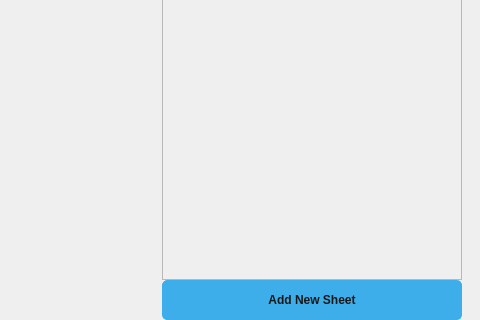
TheCodingJsoftware/Invigo, file ui/sheets_in_inventory_tab.ui: the form before one commit; both pictures show x 577 to 1057 and y 347 to 667 of the 1057 by 667 pixel window.
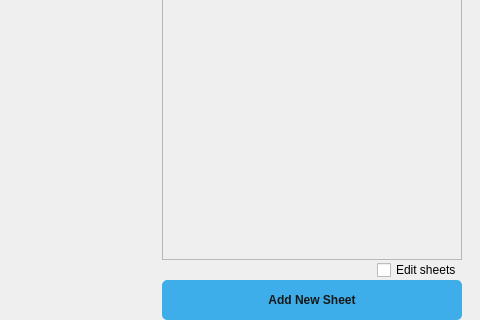
The form after the commit.

```diff
--- a/ui/sheets_in_inventory_tab.ui
+++ b/ui/sheets_in_inventory_tab.ui
@@ -75,7 +75,7 @@
             <x>0</x>
             <y>0</y>
             <width>298</width>
-            <height>590</height>
+            <height>560</height>
            </rect>
           </property>
           <property name="maximumSize">
@@ -135,6 +135,32 @@
         </widget>
        </item>
        <item>
+        <layout class="QVBoxLayout" name="verticalLayout_2">
+         <item>
+          <layout class="QHBoxLayout" name="horizontalLayout">
+           <item>
+            <spacer name="horizontalSpacer">
+             <property name="orientation">
+              <enum>Qt::Horizontal</enum>
+             </property>
+             <property name="sizeHint" stdset="0">
+              <size>
+               <width>40</width>
+               <height>20</height>
+              </size>
+             </property>
+            </spacer>
+           </item>
+           <item>
+            <widget class="QCheckBox" name="checkBox_edit_sheets">
+             <property name="text">
+              <string>Edit sheets</string>
+             </property>
+            </widget>
+           </item>
+          </layout>
+         </item>
+         <item>
         <widget class="QPushButton" name="pushButton_add_new_sheet">
          <property name="enabled">
           <bool>true</bool>
@@ -214,6 +240,8 @@
     </layout>
    </item>
   </layout>
+   </item>
+  </layout>
  </widget>
  <tabstops>
   <tabstop>pushButton_add_new_sheet</tabstop>
```
Left out of the diff: 1 changed line with no effect on the pictures. Lines whose indentation alone changed are shown as unchanged.
